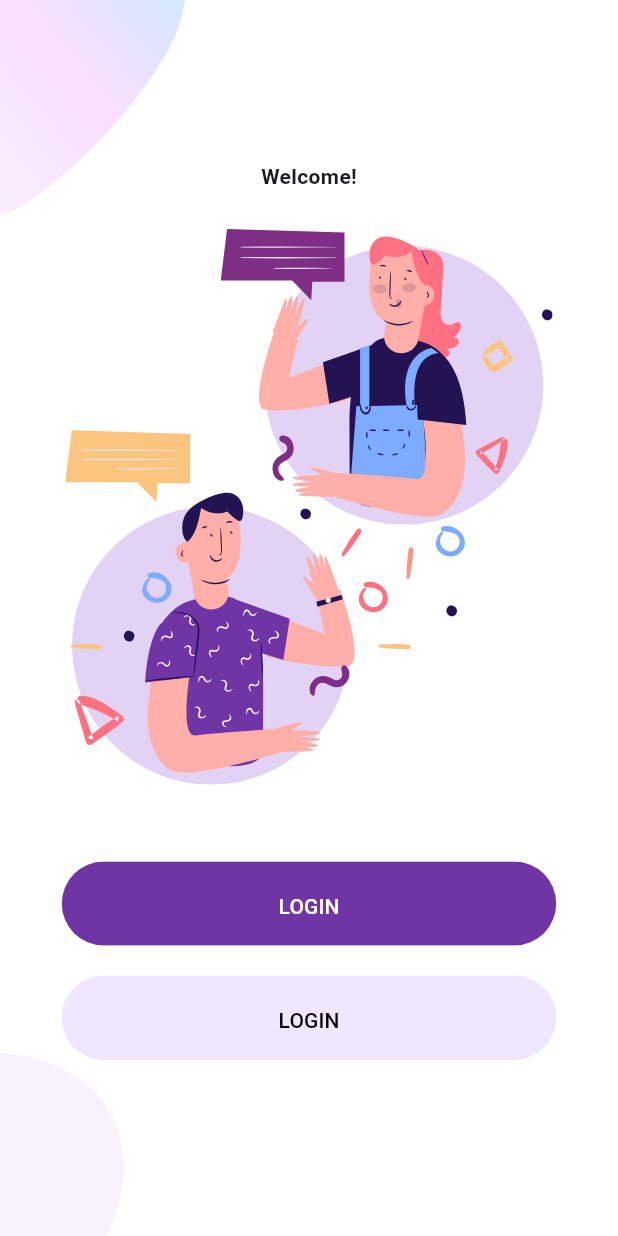
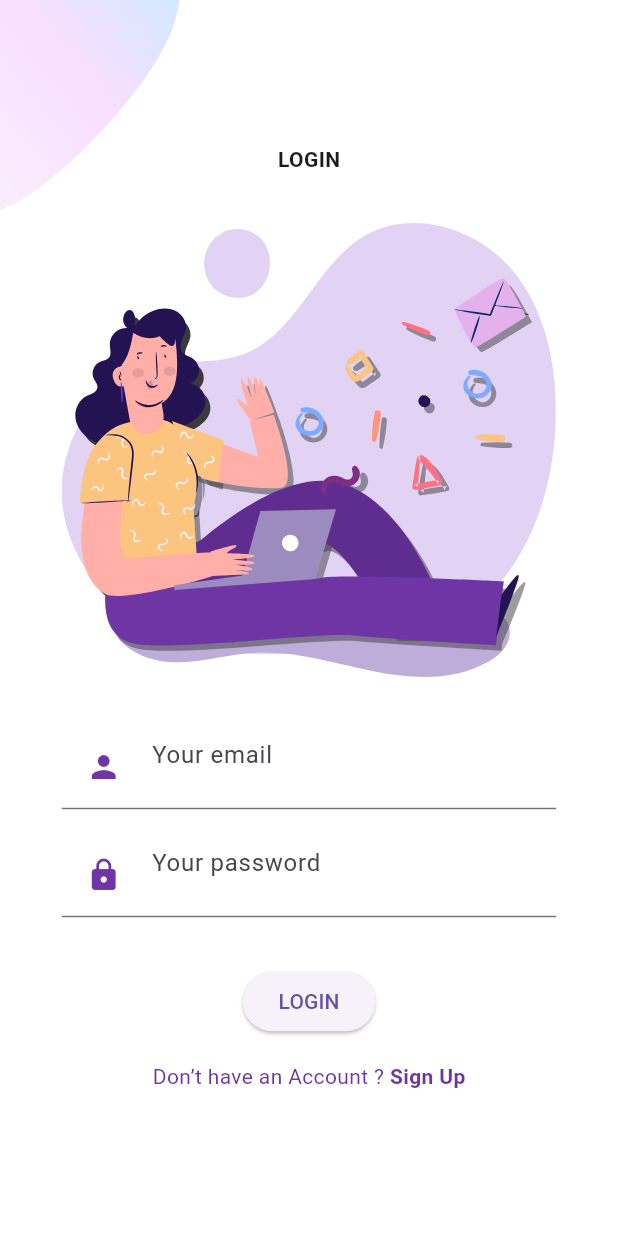
Before and after one commit to ITDhruv/signup_login, a Flutter app: the screen it shows after launch, after a tap on "LOGIN", on a phone screen of 412 x 824 dp. Run offline on Flutter 3.47's test engine with Material 3 defaults, Android fonts, the phone set to English and light mode, and no system bars; our stand-ins replace flutter_svg.

Commit message:
💄 Login Screen

```diff
--- /dev/null
+++ b/lib/Screens/Login/components/background.dart
@@ -0,0 +1,43 @@
+import 'package:flutter/material.dart';
+
+class Background extends StatelessWidget {
+  final Widget child;
+  const Background({
+    Key? key,
+    required this.child,
+    this.topImage = "assets/images/main_top.png",
+    this.bottomImage = "assets/images/login_bottom.png",
+  }) : super(key: key);
+
+  final String topImage, bottomImage;
+
+  @override
+  Widget build(BuildContext context) {
+    return Scaffold(
+      resizeToAvoidBottomInset: false,
+      body: SizedBox(
+        width: double.infinity,
+        height: MediaQuery.of(context).size.height,
+        child: Stack(
+          alignment: Alignment.center,
+          children: <Widget>[
+            Positioned(
+              top: 0,
+              left: 0,
+              child: Image.asset(
+                topImage,
+                width: 120,
+              ),
+            ),
+            // Positioned(
+            //   bottom: 0,
+            //   right: 0,
+            //   child: Image.asset(bottomImage, width: 120),
+            // ),
+            SafeArea(child: child),
+          ],
+        ),
+      ),
+    );
+  }
+}
--- /dev/null
+++ b/lib/Screens/Login/components/login_form.dart
@@ -0,0 +1,78 @@
+import 'package:flutter/material.dart';
+import 'package:signup_login/Screens/Signup/sign_up_screen.dart';
+import '../../../components/already_have_an_account_acheck.dart';
+import '../../../constants.dart';
+// import '../../Signup/sign_up_screen.dart';
+
+class LoginForm extends StatelessWidget {
+  const LoginForm({
+    Key? key,
+  }) : super(key: key);
+
+  @override
+  Widget build(BuildContext context) {
+    return Form(
+      child: Column(
+        children: [
+          TextFormField(
+            keyboardType: TextInputType.emailAddress,
+            textInputAction: TextInputAction.next,
+            cursorColor: kPrimaryColor,
+            onSaved: (email) {},
+            decoration: InputDecoration(
+              hintText: "Your email",
+              prefixIcon: Padding(
+                padding: const EdgeInsets.all(defaultPadding),
+                child: Icon(
+                  Icons.person,
+                  color: kPrimaryColor,
+                ),
+              ),
+            ),
+          ),
+          Padding(
+            padding: const EdgeInsets.symmetric(vertical: defaultPadding),
+            child: TextFormField(
+              textInputAction: TextInputAction.done,
+              obscureText: true,
+              cursorColor: kPrimaryColor,
+              decoration: const InputDecoration(
+                hintText: "Your password",
+                prefixIcon: Padding(
+                  padding: EdgeInsets.all(defaultPadding),
+                  child: Icon(
+                    Icons.lock,
+                    color: kPrimaryColor,
+                  ),
+                ),
+              ),
+            ),
+          ),
+          const SizedBox(height: defaultPadding),
+          Hero(
+            tag: "login_btn",
+            child: ElevatedButton(
+              onPressed: () {},
+              child: Text(
+                "Login".toUpperCase(),
+              ),
+            ),
+          ),
+          const SizedBox(height: defaultPadding),
+          AlreadyHaveAnAccountCheck(
+            press: () {
+              Navigator.push(
+                context,
+                MaterialPageRoute(
+                  builder: (context) {
+                    return const SignUpScreen();
+                  },
+                ),
+              );
+            },
+          ),
+        ],
+      ),
+    );
+  }
+}
--- /dev/null
+++ b/lib/Screens/Login/components/login_screen_top_image.dart
@@ -0,0 +1,34 @@
+import 'package:flutter/material.dart';
+import 'package:flutter_svg/flutter_svg.dart';
+
+import '../../../constants.dart';
+
+class LoginScreenTopImage extends StatelessWidget {
+  const LoginScreenTopImage({
+    Key? key,
+  }) : super(key: key);
+
+  @override
+  Widget build(BuildContext context) {
+    return Column(
+      children: [
+        Text(
+          "LOGIN",
+          style: TextStyle(fontWeight: FontWeight.bold),
+        ),
+        SizedBox(height: defaultPadding * 2),
+        Row(
+          children: [
+            const Spacer(),
+            Expanded(
+              flex: 8,
+              child: SvgPicture.asset("assets/icons/login.svg"),
+            ),
+            const Spacer(),
+          ],
+        ),
+        SizedBox(height: defaultPadding * 2),
+      ],
+    );
+  }
+}
--- /dev/null
+++ b/lib/Screens/Login/login_screen.dart
@@ -0,0 +1,66 @@
+import 'package:flutter/material.dart';
+// import 'package:flutter_auth/responsive.dart';
+// import 'package:signup_login/Screens/Welcome/components/background.dart';
+import 'package:signup_login/responsive.dart';
+import '../../components/background.dart';
+import 'components/login_form.dart';
+import 'components/login_screen_top_image.dart';
+
+class LoginScreen extends StatelessWidget {
+  const LoginScreen({Key? key}) : super(key: key);
+
+  @override
+  Widget build(BuildContext context) {
+    return Background(
+      child: SingleChildScrollView(
+        child: Responsive(
+          mobile: const MobileLoginScreen(),
+          desktop: Row(
+            children: [
+              const Expanded(
+                child: LoginScreenTopImage(),
+              ),
+              Expanded(
+                child: Row(
+                  mainAxisAlignment: MainAxisAlignment.center,
+                  children: const [
+                    SizedBox(
+                      width: 450,
+                      child: LoginForm(),
+                    ),
+                  ],
+                ),
+              ),
+            ],
+          ),
+        ),
+      ),
+    );
+  }
+}
+
+class MobileLoginScreen extends StatelessWidget {
+  const MobileLoginScreen({
+    Key? key,
+  }) : super(key: key);
+
+  @override
+  Widget build(BuildContext context) {
+    return Column(
+      mainAxisAlignment: MainAxisAlignment.center,
+      children: <Widget>[
+        const LoginScreenTopImage(),
+        Row(
+          children: const [
+            Spacer(),
+            Expanded(
+              flex: 8,
+              child: LoginForm(),
+            ),
+            Spacer(),
+          ],
+        ),
+      ],
+    );
+  }
+}
--- /dev/null
+++ b/lib/Screens/Signup/sign_up_screen.dart
@@ -0,0 +1,10 @@
+import 'package:flutter/material.dart';
+
+class SignUpScreen extends StatelessWidget {
+  const SignUpScreen({super.key});
+
+  @override
+  Widget build(BuildContext context) {
+    return const Placeholder();
+  }
+}
--- a/lib/Screens/Welcome/components/body.dart
+++ b/lib/Screens/Welcome/components/body.dart
@@ -1,6 +1,7 @@
 // ignore_for_file: depend_on_referenced_packages
 
 import 'package:flutter/material.dart';
+import 'package:signup_login/Screens/Login/login_screen.dart';
 import 'package:signup_login/Screens/Welcome/components/background.dart';
 import 'package:flutter_svg/svg.dart';
 import 'package:signup_login/components/rounded_button.dart';
@@ -22,15 +23,28 @@
               "Welcome!",
               style: TextStyle(fontWeight: FontWeight.bold),
             ),
-            SizedBox(height: size.height * 0.03,),
+            SizedBox(
+              height: size.height * 0.03,
+            ),
             SvgPicture.asset(
               "assets/icons/chat.svg",
               height: size.height * 0.45,
             ),
-            SizedBox(height: size.height * 0.05,),
+            SizedBox(
+              height: size.height * 0.05,
+            ),
             RoundedButton(
               text: "LOGIN",
-              press: () {},
+              press: () {
+                Navigator.push(
+                  context,
+                  MaterialPageRoute(
+                    builder: (context) {
+                      return LoginScreen();
+                    },
+                  ),
+                );
+              },
             ),
             RoundedButton(
               text: "LOGIN",
--- /dev/null
+++ b/lib/components/already_have_an_account_acheck.dart
@@ -0,0 +1,36 @@
+import 'package:flutter/material.dart';
+// import 'package:flutter_auth/constants.dart';
+import 'package:signup_login/constants.dart';
+
+class AlreadyHaveAnAccountCheck extends StatelessWidget {
+  final bool login;
+  final Function? press;
+  const AlreadyHaveAnAccountCheck({
+    Key? key,
+    this.login = true,
+    required this.press,
+  }) : super(key: key);
+
+  @override
+  Widget build(BuildContext context) {
+    return Row(
+      mainAxisAlignment: MainAxisAlignment.center,
+      children: <Widget>[
+        Text(
+          login ? "Don’t have an Account ? " : "Already have an Account ? ",
+          style: const TextStyle(color: kPrimaryColor),
+        ),
+        GestureDetector(
+          onTap: press as void Function()?,
+          child: Text(
+            login ? "Sign Up" : "Sign In",
+            style: const TextStyle(
+              color: kPrimaryColor,
+              fontWeight: FontWeight.bold,
+            ),
+          ),
+        )
+      ],
+    );
+  }
+}
--- /dev/null
+++ b/lib/components/background.dart
@@ -0,0 +1,43 @@
+import 'package:flutter/material.dart';
+
+class Background extends StatelessWidget {
+  final Widget child;
+  const Background({
+    Key? key,
+    required this.child,
+    this.topImage = "assets/images/main_top.png",
+    this.bottomImage = "assets/images/login_bottom.png",
+  }) : super(key: key);
+
+  final String topImage, bottomImage;
+
+  @override
+  Widget build(BuildContext context) {
+    return Scaffold(
+      resizeToAvoidBottomInset: false,
+      body: SizedBox(
+        width: double.infinity,
+        height: MediaQuery.of(context).size.height,
+        child: Stack(
+          alignment: Alignment.center,
+          children: <Widget>[
+            Positioned(
+              top: 0,
+              left: 0,
+              child: Image.asset(
+                topImage,
+                width: 120,
+              ),
+            ),
+            // Positioned(
+            //   bottom: 0,
+            //   right: 0,
+            //   child: Image.asset(bottomImage, width: 120),
+            // ),
+            SafeArea(child: child),
+          ],
+        ),
+      ),
+    );
+  }
+}
--- a/lib/constants.dart
+++ b/lib/constants.dart
@@ -2,3 +2,5 @@
 
 const kPrimaryColor = Color(0xFF6F35A5);
 const kPrimaryLightColor = Color(0xFFF1E6FF);
+
+const double defaultPadding = 16.0;
--- /dev/null
+++ b/lib/responsive.dart
@@ -0,0 +1,36 @@
+import 'package:flutter/material.dart';
+
+class Responsive extends StatelessWidget {
+  final Widget mobile;
+  final Widget? tablet;
+  final Widget desktop;
+
+  const Responsive({
+    Key? key,
+    required this.mobile,
+    this.tablet,
+    required this.desktop,
+  }) : super(key: key);
+
+  static bool isMobile(BuildContext context) =>
+      MediaQuery.of(context).size.width < 576;
+
+  static bool isTablet(BuildContext context) =>
+      MediaQuery.of(context).size.width >= 576 &&
+      MediaQuery.of(context).size.width <= 992;
+
+  static bool isDesktop(BuildContext context) =>
+      MediaQuery.of(context).size.width > 992;
+
+  @override
+  Widget build(BuildContext context) {
+    final Size size = MediaQuery.of(context).size;
+    if (size.width > 992) {
+      return desktop;
+    } else if (size.width >= 576 && tablet != null) {
+      return tablet!;
+    } else {
+      return mobile;
+    }
+  }
+}
```
